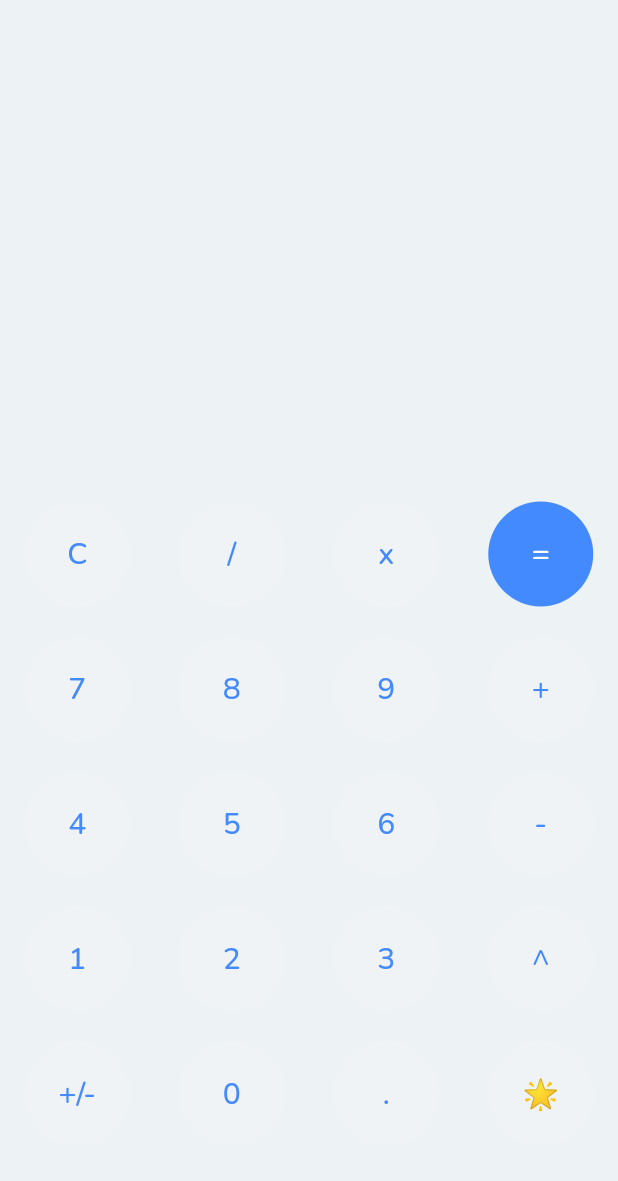
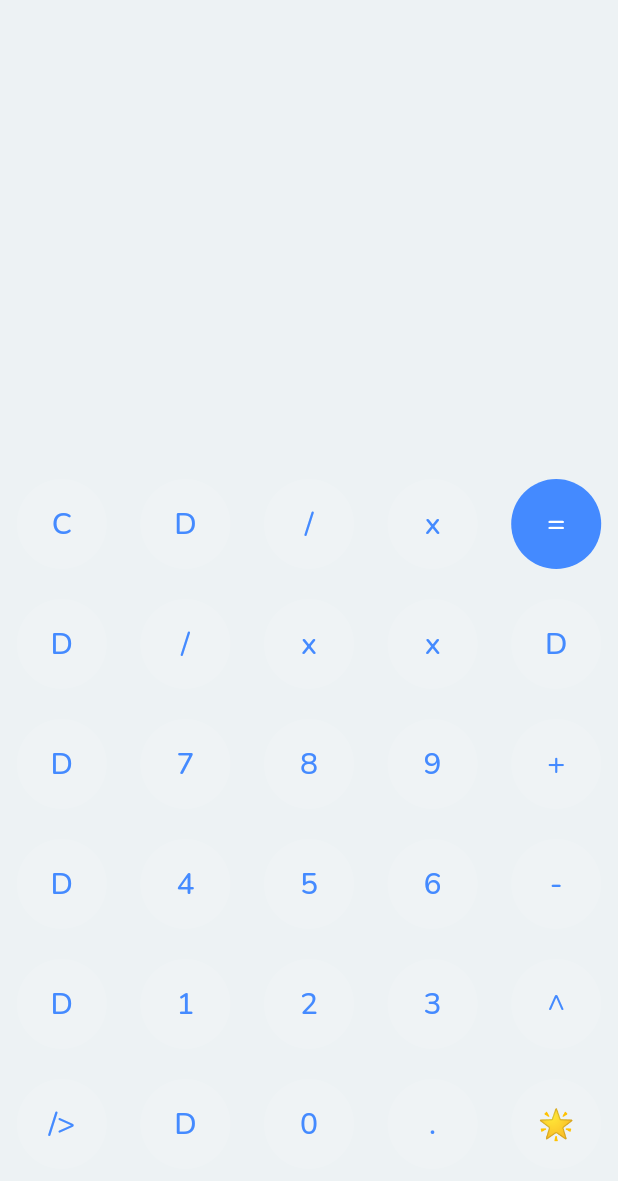
Before and after one commit to Inst1nct007/Calculator, a Flutter app: the screen it shows after launch, after a tap on an icon or button, on a phone screen of 412 x 824 dp. Shown: the top 1181 px of the screen. Run offline on Flutter 3.47's test engine with Material 2 defaults, Android fonts, the phone set to English and light mode, and no system bars; our stand-ins replace auto_size_text, google_fonts.

Commit message:
UI updated to include more buttons!

```diff
--- a/lib/main.dart
+++ b/lib/main.dart
@@ -34,6 +34,8 @@ class _CalculatorAppState extends State<CalculatorApp> {
   var operators = [];
   var re;
   var pos = [];
+  bool isVisible = false;
+  double buttonSize = 70;
 
   buttonPressed(String buttonText){
     setState(() {
@@ -69,8 +71,6 @@ class _CalculatorAppState extends State<CalculatorApp> {
 
           for(int i = 0; i<expression.length; i++){
             if(i > 0 && !(expression.codeUnitAt(i) >= 48 && expression.codeUnitAt(i) <= 57) && !(expression.codeUnitAt(i-1) >= 48 && expression.codeUnitAt(i-1) <= 57)){
-              print(others);
-              print(expression[i-others]);
               pos.add(i-others);
             }
             else if(expression.codeUnitAt(i) >= 48 && expression.codeUnitAt(i) <= 57 || expression[i] == '.'){
@@ -78,22 +78,12 @@ class _CalculatorAppState extends State<CalculatorApp> {
             }
           }
 
-          int j = 0;
-          print(pos);
-
           for(int i=0; i<pos.length; i++){
-            print(i);
-            print(pos[i]-i);
-            print(operators[pos[i]-i]);
             if(operators[pos[i]-i] == '-'){
               operators.removeAt(pos[i]-i);
-              print(pos);
               numbers[pos[i]-i] = (-1 * double.parse(numbers[pos[i]-i])).toString();
-              print(numbers);
             }
           }
-          print(numbers);
-          print(operators);
 
           while(numbers.length != 1){
             for(int i = 0; i < operators.length; i++){
@@ -128,8 +118,7 @@ class _CalculatorAppState extends State<CalculatorApp> {
                 i--;
               }
             }
-            print(numbers);
-            print(operators);
+
             for(int i = 0; i < operators.length; i++){
               if(operators[i] == '-'){
                 numbers[i] = (double.parse(numbers[i]) - double.parse(numbers[i+1])).toString();
@@ -140,8 +129,7 @@ class _CalculatorAppState extends State<CalculatorApp> {
                 i--;
               }
             }
-            print(numbers);
-            print(operators);
+
             for(int i = 0; i < operators.length; i++){
               if(operators[i] == '+'){
                 numbers[i] = (double.parse(numbers[i]) + double.parse(numbers[i+1])).toString();
@@ -167,7 +155,14 @@ class _CalculatorAppState extends State<CalculatorApp> {
         resultFontSize = 58.0;
       }
 
-      else if(buttonText == '+/-'){
+      else if(buttonText == '/>'){
+        isVisible = !isVisible;
+        if(isVisible == true){
+          buttonSize = 60;
+        }
+        else{
+          buttonSize = 70;
+        }
       }
 
       else{
@@ -217,14 +212,15 @@ class _CalculatorAppState extends State<CalculatorApp> {
             if(i > 0 && !(expression.codeUnitAt(i) >= 48 && expression.codeUnitAt(i) <= 57) && !(expression.codeUnitAt(i-1) >= 48 && expression.codeUnitAt(i-1) <= 57)){
               pos.add(i-others);
             }
-            else if(expression.codeUnitAt(i) >= 48 && expression.codeUnitAt(i) <= 57){
+            else if(expression.codeUnitAt(i) >= 48 && expression.codeUnitAt(i) <= 57 || expression[i] == '.'){
               others++;
             }
           }
+
           for(int i=0; i<pos.length; i++){
-            if(operators[pos[i]] == '-'){
-              operators.removeAt(pos[i]);
-              numbers[pos[i]] = (-1 * double.parse(numbers[pos[i]])).toString();
+            if(operators[pos[i]-i] == '-'){
+              operators.removeAt(pos[i]-i);
+              numbers[pos[i]-i] = (-1 * double.parse(numbers[pos[i]-i])).toString();
             }
           }
 
@@ -302,10 +298,18 @@ class _CalculatorAppState extends State<CalculatorApp> {
     });
   }
 
+  InvisibleButtonPressed(String buttonText){
+    setState(() {
 
+    });
+  }
 
   Widget buildButton(String buttonText, double buttonMeasurement, Color buttonColor, Color textColor){
     return ElevatedButton(onPressed: () => buttonPressed(buttonText), onLongPress: () => buttonLongPress(buttonText), child: Container(height: buttonMeasurement, width: buttonMeasurement, alignment: Alignment.center, child: Text(buttonText, style: GoogleFonts.nunito(color: textColor, fontSize: 20)),), style: ElevatedButton.styleFrom(shape: const CircleBorder(), primary: buttonColor, onPrimary: textColor, elevation: 0.0));
+  }
+
+  Widget InvisibleBuildButton(String buttonText, double buttonMeasurement, Color buttonColor, Color textColor){
+    return ElevatedButton(onPressed: () => InvisibleButtonPressed(buttonText), child: Container(height: buttonMeasurement, width: buttonMeasurement, alignment: Alignment.center, child: Text(buttonText, style: GoogleFonts.nunito(color: textColor, fontSize: 20)),), style: ElevatedButton.styleFrom(shape: const CircleBorder(), primary: buttonColor, onPrimary: textColor, elevation: 0.0));
   }
   @override
   Widget build(BuildContext context) {
@@ -335,10 +339,40 @@ class _CalculatorAppState extends State<CalculatorApp> {
                     child: Row(
                       mainAxisAlignment: MainAxisAlignment.center,
                       children: [
-                        Expanded(child: buildButton('C', 70, Colors.white10, Colors.blueAccent), flex: 1,),
-                        Expanded(child: buildButton('/', 70, Colors.white10, Colors.blueAccent), flex: 1,),
-                        Expanded(child: buildButton('x', 70, Colors.white10, Colors.blueAccent), flex: 1,),
-                        Expanded(child: buildButton('=', 70, Colors.blueAccent, Colors.white), flex: 1,),
+                        Expanded(child: buildButton('C', buttonSize, Colors.white10, Colors.blueAccent), flex: 1,),
+                        Visibility(visible: isVisible, child: Expanded(child: InvisibleBuildButton('D', buttonSize, Colors.white10, Colors.blueAccent), flex: 1,)),
+                        Expanded(child: buildButton('/', buttonSize, Colors.white10, Colors.blueAccent), flex: 1,),
+                        Expanded(child: buildButton('x', buttonSize, Colors.white10, Colors.blueAccent), flex: 1,),
+                        Expanded(child: buildButton('=', buttonSize, Colors.blueAccent, Colors.white), flex: 1,),
+                      ],
+                    ),
+                  ),
+                  Visibility(
+                    visible: isVisible,
+                    child: Container(
+                      padding: const EdgeInsets.symmetric(vertical: 10.0, horizontal: 0.0),
+                      child: Row(
+                        mainAxisAlignment: MainAxisAlignment.center,
+                        children: [
+                          Expanded(child: InvisibleBuildButton('D', buttonSize, Colors.white10, Colors.blueAccent), flex: 1,),
+                          Expanded(child: InvisibleBuildButton('/', buttonSize, Colors.white10, Colors.blueAccent), flex: 1,),
+                          Expanded(child: InvisibleBuildButton('x', buttonSize, Colors.white10, Colors.blueAccent), flex: 1,),
+                          Expanded(child: InvisibleBuildButton('x', buttonSize, Colors.white10, Colors.blueAccent), flex: 1,),
+                          Expanded(child: InvisibleBuildButton('D', buttonSize, Colors.white10, Colors.blueAccent), flex: 1,),
+                        ],
+                      ),
+                    ),
+                  ),
+                  Container(
+                    padding: const EdgeInsets.symmetric(vertical: 10.0, horizontal: 0.0),
+                    child: Row(
+                      mainAxisAlignment: MainAxisAlignment.center,
+                      children: [
+                        Visibility(visible: isVisible, child: Expanded(child: InvisibleBuildButton('D', buttonSize, Colors.white10, Colors.blueAccent), flex: 1,)),
+                        Expanded(child: buildButton('7', buttonSize, Colors.white10, Colors.blueAccent), flex: 1,),
+                        Expanded(child: buildButton('8', buttonSize, Colors.white10, Colors.blueAccent), flex: 1,),
+                        Expanded(child: buildButton('9', buttonSize, Colors.white10, Colors.blueAccent), flex: 1,),
+                        Expanded(child: buildButton('+', buttonSize, Colors.white10, Colors.blueAccent), flex: 1,),
                       ],
                     ),
                   ),
@@ -347,10 +381,11 @@ class _CalculatorAppState extends State<CalculatorApp> {
                     child: Row(
                       mainAxisAlignment: MainAxisAlignment.center,
                       children: [
-                        Expanded(child: buildButton('7', 70, Colors.white10, Colors.blueAccent), flex: 1,),
-                        Expanded(child: buildButton('8', 70, Colors.white10, Colors.blueAccent), flex: 1,),
-                        Expanded(child: buildButton('9', 70, Colors.white10, Colors.blueAccent), flex: 1,),
-                        Expanded(child: buildButton('+', 70, Colors.white10, Colors.blueAccent), flex: 1,),
+                        Visibility(visible: isVisible, child: Expanded(child: InvisibleBuildButton('D', buttonSize, Colors.white10, Colors.blueAccent), flex: 1,)),
+                        Expanded(child: buildButton('4', buttonSize, Colors.white10, Colors.blueAccent), flex: 1,),
+                        Expanded(child: buildButton('5', buttonSize, Colors.white10, Colors.blueAccent), flex: 1,),
+                        Expanded(child: buildButton('6', buttonSize, Colors.white10, Colors.blueAccent), flex: 1,),
+                        Expanded(child: buildButton('-', buttonSize, Colors.white10, Colors.blueAccent), flex: 1,),
                       ],
                     ),
                   ),
@@ -359,10 +394,11 @@ class _CalculatorAppState extends State<CalculatorApp> {
                     child: Row(
                       mainAxisAlignment: MainAxisAlignment.center,
                       children: [
-                        Expanded(child: buildButton('4', 70, Colors.white10, Colors.blueAccent), flex: 1,),
-                        Expanded(child: buildButton('5', 70, Colors.white10, Colors.blueAccent), flex: 1,),
-                        Expanded(child: buildButton('6', 70, Colors.white10, Colors.blueAccent), flex: 1,),
-                        Expanded(child: buildButton('-', 70, Colors.white10, Colors.blueAccent), flex: 1,),
+                        Visibility(visible: isVisible, child: Expanded(child: InvisibleBuildButton('D', buttonSize, Colors.white10, Colors.blueAccent), flex: 1,)),
+                        Expanded(child: buildButton('1', buttonSize, Colors.white10, Colors.blueAccent), flex: 1,),
+                        Expanded(child: buildButton('2', buttonSize, Colors.white10, Colors.blueAccent), flex: 1,),
+                        Expanded(child: buildButton('3', buttonSize, Colors.white10, Colors.blueAccent), flex: 1,),
+                        Expanded(child: buildButton('^', buttonSize, Colors.white10, Colors.blueAccent), flex: 1,),
                       ],
                     ),
                   ),
@@ -371,22 +407,11 @@ class _CalculatorAppState extends State<CalculatorApp> {
                     child: Row(
                       mainAxisAlignment: MainAxisAlignment.center,
                       children: [
-                        Expanded(child: buildButton('1', 70, Colors.white10, Colors.blueAccent), flex: 1,),
-                        Expanded(child: buildButton('2', 70, Colors.white10, Colors.blueAccent), flex: 1,),
-                        Expanded(child: buildButton('3', 70, Colors.white10, Colors.blueAccent), flex: 1,),
-                        Expanded(child: buildButton('^', 70, Colors.white10, Colors.blueAccent), flex: 1,),
-                      ],
-                    ),
-                  ),
-                  Container(
-                    padding: const EdgeInsets.symmetric(vertical: 10.0, horizontal: 0.0),
-                    child: Row(
-                      mainAxisAlignment: MainAxisAlignment.center,
-                      children: [
-                        Expanded(child: buildButton('+/-', 70, Colors.white10, Colors.blueAccent), flex: 1,),
-                        Expanded(child: buildButton('0', 70, Colors.white10, Colors.blueAccent), flex: 1,),
-                        Expanded(child: buildButton('.', 70, Colors.white10, Colors.blueAccent), flex: 1,),
-                        Expanded(child: buildButton('🌟', 70, Colors.white10, Colors.blueAccent), flex: 1,),
+                        Expanded(child: buildButton('/>', buttonSize, Colors.white10, Colors.blueAccent), flex: 1,),
+                        Visibility(visible: isVisible, child: Expanded(child: InvisibleBuildButton('D', buttonSize, Colors.white10, Colors.blueAccent), flex: 1,)),
+                        Expanded(child: buildButton('0', buttonSize, Colors.white10, Colors.blueAccent), flex: 1,),
+                        Expanded(child: buildButton('.', buttonSize, Colors.white10, Colors.blueAccent), flex: 1,),
+                        Expanded(child: buildButton('🌟', buttonSize, Colors.white10, Colors.blueAccent), flex: 1,),
                       ],
                     ),
                   ),
```
